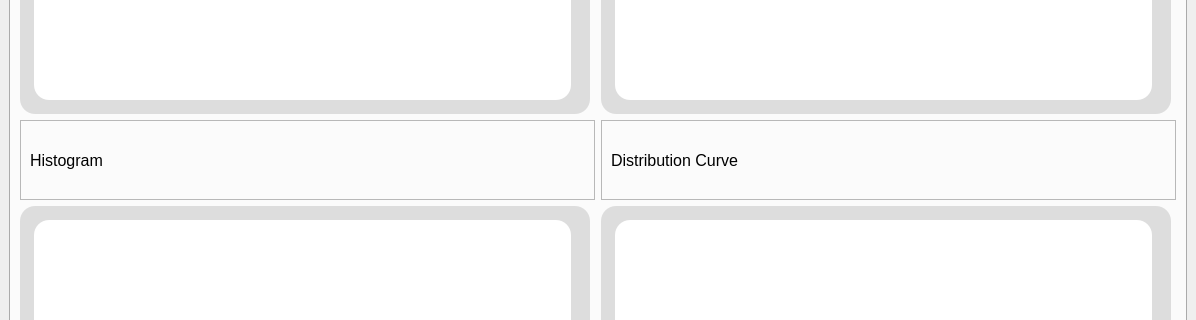
The window that task1.ui (Mohamed-hazem-mahrous/computer_vision_toolkit) describes before a commit, drawn with Qt 5; both pictures show x 0 to 1196 and y 320 to 640 of the 1196 by 871 pixel window.
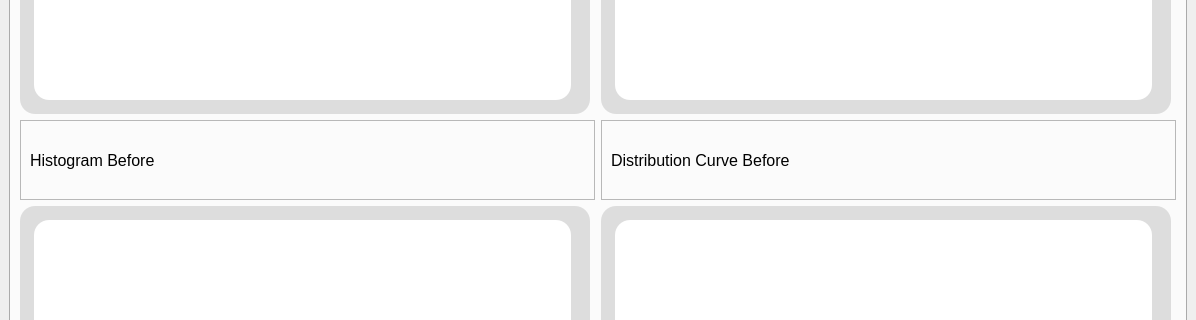
The same window after the commit. The open tabs and pages were chosen to show the change. Icons and pictures are not drawn. Custom widgets are drawn as their Qt base class.

The edit to the form file:
```diff
--- a/task1.ui
+++ b/task1.ui
@@ -2254,7 +2254,7 @@
                   <string notr="true"/>
                  </property>
                  <property name="text">
-                  <string>Histogram</string>
+                  <string>Histogram Before</string>
                  </property>
                  <property name="textFormat">
                   <enum>Qt::AutoText</enum>
@@ -2302,7 +2302,7 @@
                   <string notr="true"/>
                  </property>
                  <property name="text">
-                  <string>Distribution Curve</string>
+                  <string>Distribution Curve Before</string>
                  </property>
                  <property name="textFormat">
                   <enum>Qt::AutoText</enum>
```
Left out of the diff: 6 changed lines with no effect on the pictures.
